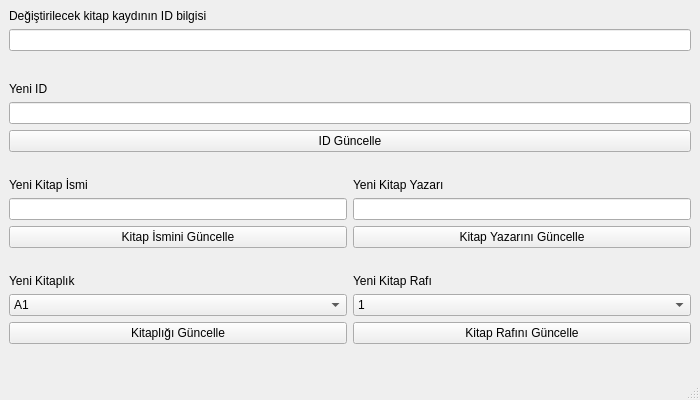
This is lib/pop-window/kitap_guncelle.ui in kernelginar/kuys as Qt 5 draws it before an edit. The edited form follows.
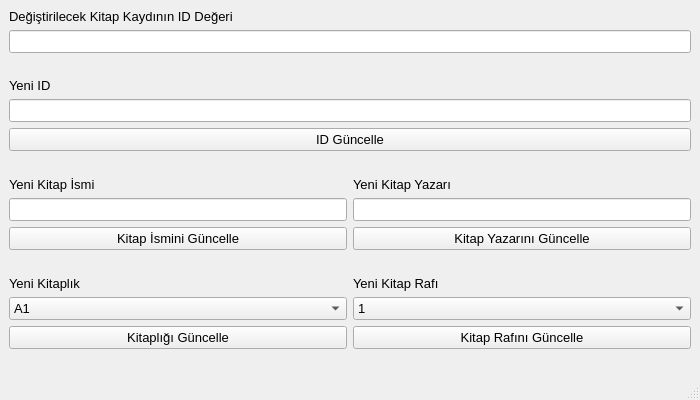
This is the edited form.

Commit message: Arayüz font büyüklüğü 8'den 10'a çıkarıldı.

What changed in the file:
```diff
--- a/lib/pop-window/kitap_guncelle.ui
+++ b/lib/pop-window/kitap_guncelle.ui
@@ -22,6 +22,11 @@
     <height>400</height>
    </size>
   </property>
+  <property name="font">
+   <font>
+    <pointsize>10</pointsize>
+   </font>
+  </property>
   <property name="windowTitle">
    <string>Kitap Güncelle</string>
   </property>
@@ -269,7 +274,7 @@
       <item row="0" column="0">
        <widget class="QLabel" name="degistirilecek_id_label">
         <property name="text">
-         <string>Değiştirilecek kitap kaydının ID bilgisi</string>
+         <string>Değiştirilecek Kitap Kaydının ID Değeri</string>
         </property>
        </widget>
       </item>
```
The commit also changes 8 other files.
